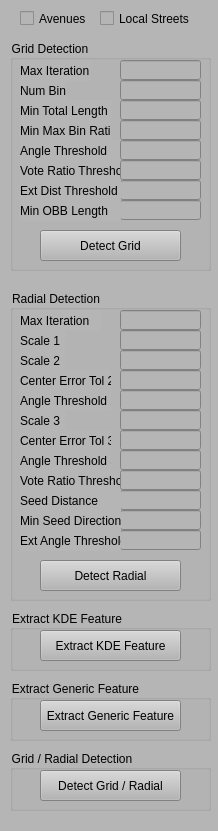
Before: the Qt Designer form RoadFeatureExplorer/ControlWidget.ui in gnishida/RoadFeatureExplorer, drawn with Qt 5.
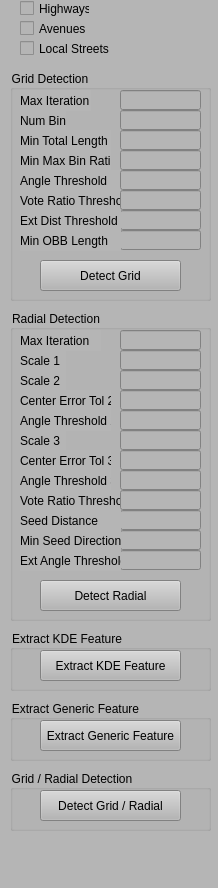
After: the same form once the commit is applied.

```diff
--- a/RoadFeatureExplorer/ControlWidget.ui
+++ b/RoadFeatureExplorer/ControlWidget.ui
@@ -7,7 +7,7 @@
     <x>0</x>
     <y>0</y>
     <width>218</width>
-    <height>831</height>
+    <height>888</height>
    </rect>
   </property>
   <property name="minimumSize">
@@ -24,7 +24,7 @@
     <property name="geometry">
      <rect>
       <x>10</x>
-      <y>40</y>
+      <y>70</y>
       <width>201</width>
       <height>231</height>
      </rect>
@@ -258,7 +258,7 @@
     <property name="geometry">
      <rect>
       <x>10</x>
-      <y>290</y>
+      <y>310</y>
       <width>201</width>
       <height>311</height>
      </rect>
@@ -608,7 +608,7 @@
     <property name="geometry">
      <rect>
       <x>10</x>
-      <y>750</y>
+      <y>770</y>
       <width>201</width>
       <height>61</height>
      </rect>
@@ -634,7 +634,7 @@
     <property name="geometry">
      <rect>
       <x>20</x>
-      <y>10</y>
+      <y>20</y>
       <width>70</width>
       <height>17</height>
      </rect>
@@ -646,8 +646,8 @@
    <widget class="QCheckBox" name="checkBoxRoadTypeLocalStreet">
     <property name="geometry">
      <rect>
-      <x>100</x>
-      <y>10</y>
+      <x>20</x>
+      <y>40</y>
       <width>91</width>
       <height>17</height>
      </rect>
@@ -660,7 +660,7 @@
     <property name="geometry">
      <rect>
       <x>10</x>
-      <y>680</y>
+      <y>700</y>
       <width>201</width>
       <height>61</height>
      </rect>
@@ -686,7 +686,7 @@
     <property name="geometry">
      <rect>
       <x>10</x>
-      <y>610</y>
+      <y>630</y>
       <width>201</width>
       <height>61</height>
      </rect>
@@ -708,6 +708,19 @@
      </property>
     </widget>
    </widget>
+   <widget class="QCheckBox" name="checkBoxRoadTypeHighway">
+    <property name="geometry">
+     <rect>
+      <x>20</x>
+      <y>0</y>
+      <width>70</width>
+      <height>17</height>
+     </rect>
+    </property>
+    <property name="text">
+     <string>Highways</string>
+    </property>
+   </widget>
   </widget>
  </widget>
  <resources/>
```
